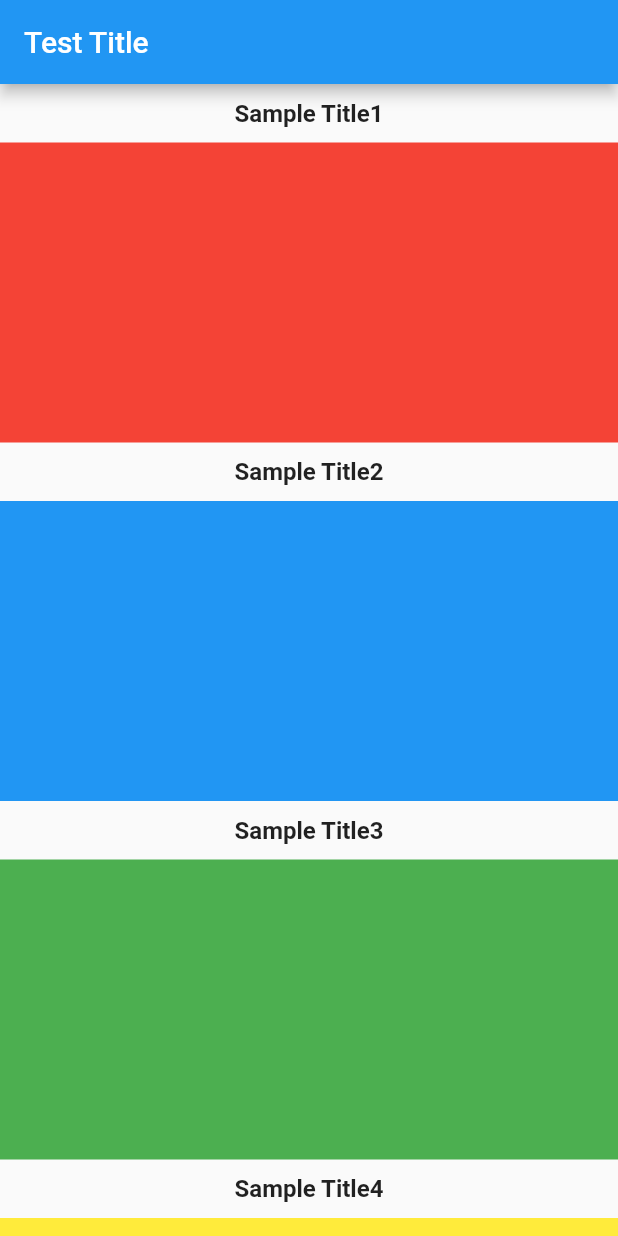
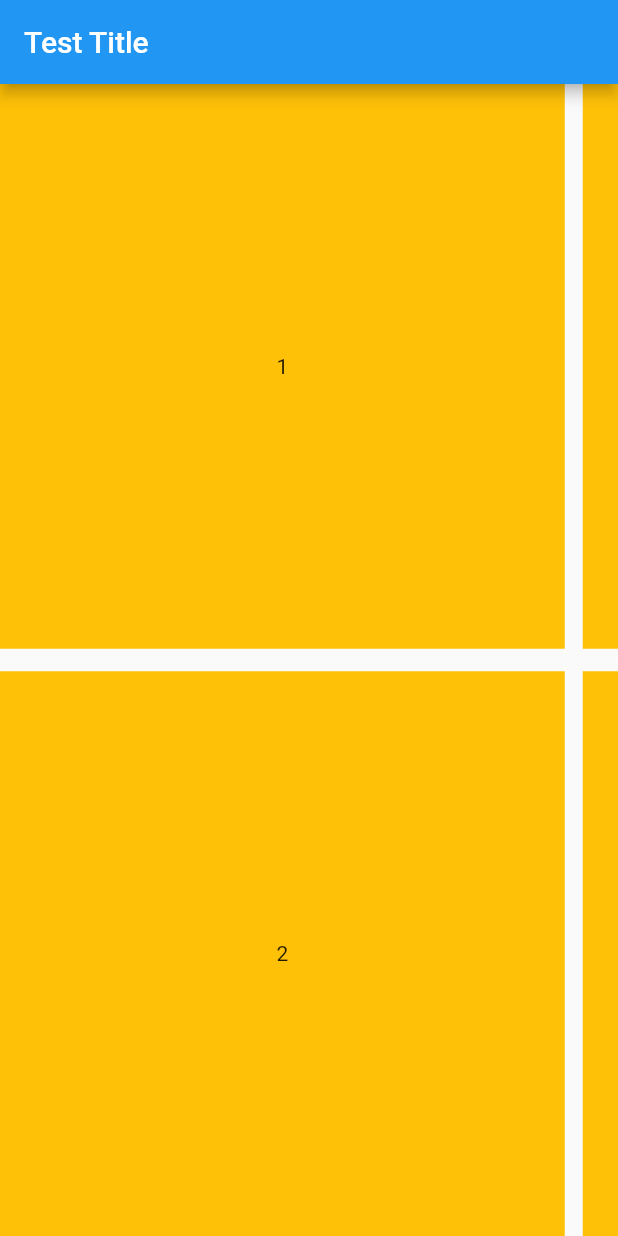
Before and after one commit to sunjom/Baobab_AppFront, a Flutter app: the screen it shows after launch, on a phone screen of 412 x 824 dp. Run offline on Flutter 3.47's test engine with Material 3 defaults, Android fonts, the phone set to English and light mode, and no system bars.

Commit message:
[FE] gridView 실습

```diff
--- a/code/lib/main.dart
+++ b/code/lib/main.dart
@@ -31,63 +31,32 @@ class MyHomePage extends StatefulWidget {
 
 class _MyHomePageState extends State<MyHomePage> {
 
-  final postList=[
-    {
-      "title":"Sample Title1",
-      "color":Colors.red,
-    },
-    {
-      "title":"Sample Title2",
-      "color":Colors.blue,
-    },
-    {
-      "title":"Sample Title3",
-      "color":Colors.green,
-    },
-    {
-      "title":"Sample Title4",
-      "color":Colors.yellow,
-    },
-    {
-      "title":"Sample Title5",
-      "color":Colors.pink,
-    },
-  ];
   @override
   Widget build(BuildContext context) {
     return Scaffold(
       appBar: AppBar(
         title:const Text("Test Title"),
       ),
-      //ListView.builder로 객체값을 이용할 수 있음.
-      body: ListView.builder(
-        itemCount: postList.length,
-        itemBuilder: (BuildContext con, int index){
-          return postContainer(
-            //as로 type확정
-            title: postList[index]["title"] as String,
-            color: postList[index]["color"] as Color,
-          );
-        },
+      //crossAxisCount => 한행에 존재할 수 있는 값의 수, crossAxisSpacing: gap-x, mainAxisSpacing: gap-y
+      body: GridView(
+        scrollDirection: Axis.horizontal,
+        gridDelegate:const SliverGridDelegateWithFixedCrossAxisCount(crossAxisCount: 2, crossAxisSpacing: 15.0,mainAxisSpacing: 12.0),
+      children: [
+        postContainer(text:'1'),
+        postContainer(text:'2'),
+        postContainer(text:'3'),
+        postContainer(text:'4'),
+      ],
       )
     );
   }
-  Widget postContainer({String title='', Color color=Colors.blue}){
-      return Column(
-        children: [
-          Container(
-            padding:const EdgeInsets.all(10),
-            child:Text(title,
-              style: const TextStyle(
-              fontSize: 16,
-              fontWeight: FontWeight.bold,
-            ),),
-          ),
-          Container(
-            width:MediaQuery.of(context).size.width,
-            height: 200,
-            color:color
-          )]
+
+  Container postContainer({String text=""}) {
+    return Container(
+        height: 200,
+        color:Colors.amber,
+        //Text Center로 보내는 함수
+        child: Center(child: Text(text)),
       );
-    }
+  }
 }
```
